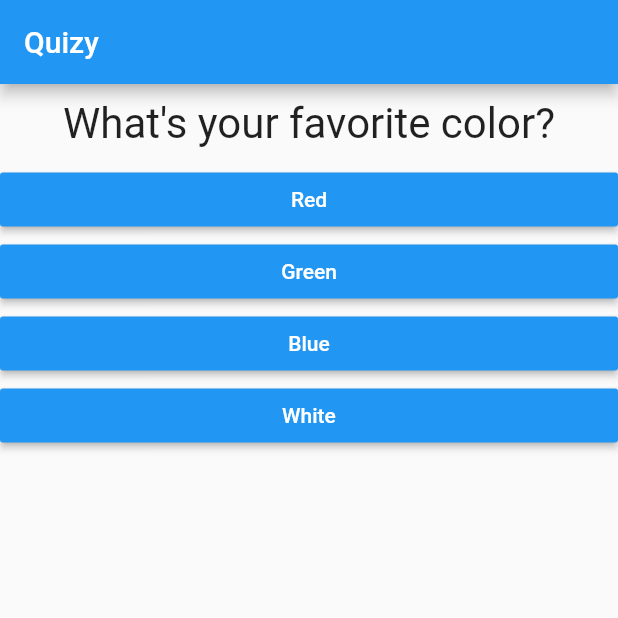
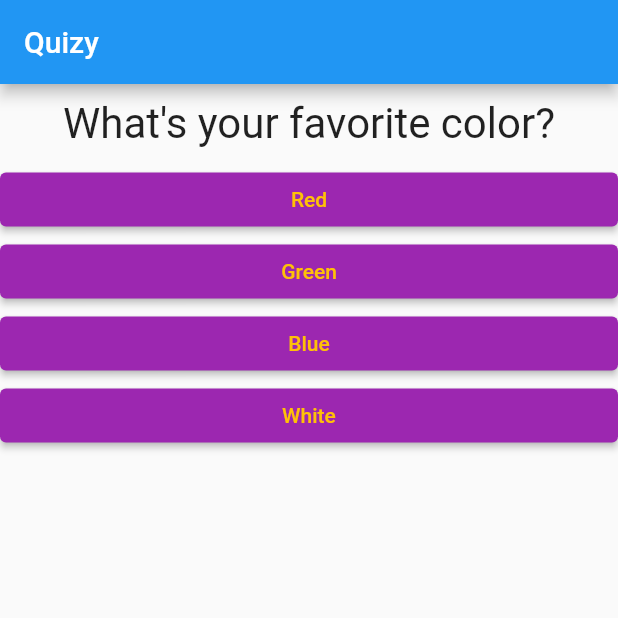
Before and after one commit to nahid-hasan-noyon/Flutter-Dart_Exercise, a Flutter app: the screen it shows after launch, on a phone screen of 412 x 824 dp, the top half of it. Run offline on Flutter 3.47's test engine with Material 2 defaults, Android fonts, the phone set to English and light mode, and no system bars.

Commit message:
solving minor errors

```diff
--- a/flutter_complete_guide/lib/answer.dart
+++ b/flutter_complete_guide/lib/answer.dart
@@ -12,11 +12,14 @@ class Answer extends StatelessWidget {
   Widget build(BuildContext context) {
     return SizedBox(
       width: double.infinity,
-      child: RaisedButton(
-        color: Colors.blue,
-        textColor: Colors.white,
+      child: //// RaisedButton(
+          ElevatedButton(
         child: Text(answerText),
         onPressed: selcetHandler,
+        style: ElevatedButton.styleFrom(
+          primary: Colors.purple,
+          onPrimary: Colors.amber,
+        ),
       ),
     );
   }
```
Also changed, not shown: flutter_complete_guide/lib/old_main.dart (renamed from flutter_complete_guide/lib/oldMain.dart, +23 -23 lines).
